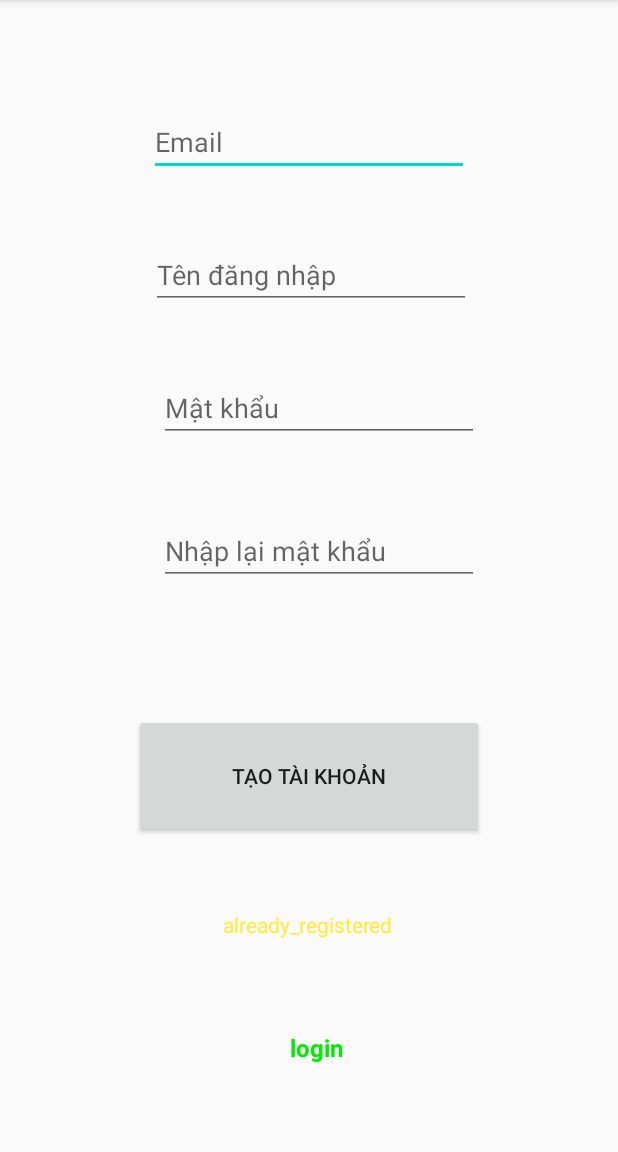
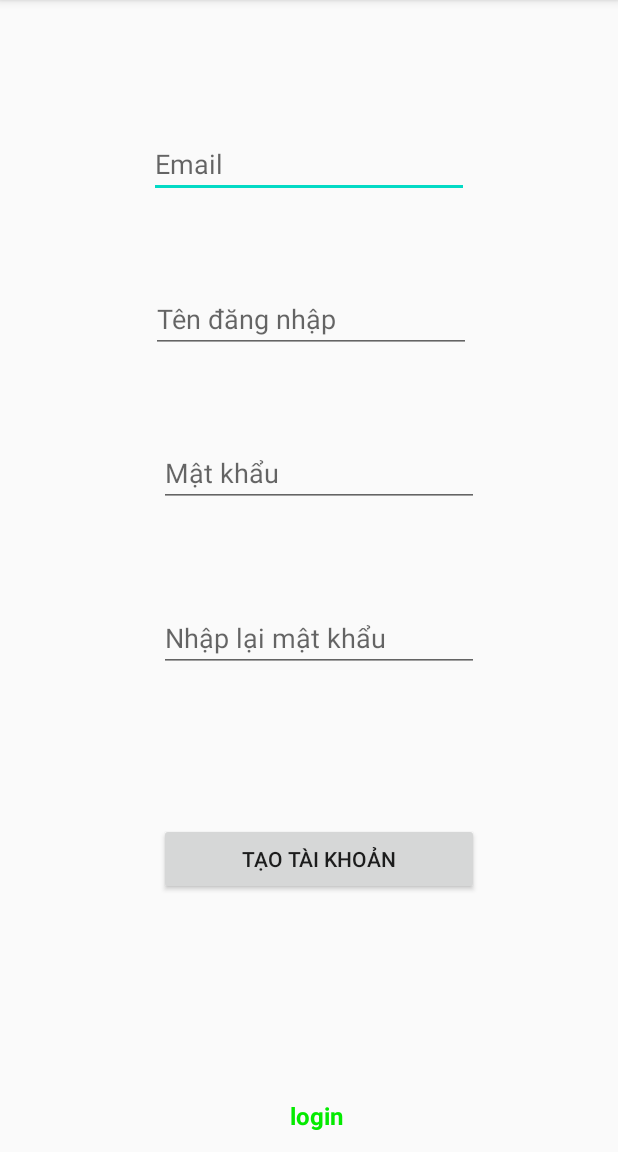
Before and after one commit to npcv1999/Do-An-Co-So, an Android app: the CreateNewUser screen opened directly, with no data from a screen before it, on a phone screen of 412 x 824 dp, the part 84-1236 px from its top. Run offline under Robolectric (Android 15) with nearby library versions, the phone set to English and light mode, and no system bars.

Commit message:
Chinh lai giao dien may ao

```diff
--- a/CongTimViecIt/app/src/main/res/layout/activity_create_new_user.xml
+++ b/CongTimViecIt/app/src/main/res/layout/activity_create_new_user.xml
@@ -6,19 +6,19 @@
     android:layout_height="match_parent"
     tools:context=".CreateNewUser">
 
+    <!--android:text="@string/email"-->
+
+
     <Button
         android:id="@+id/button"
-        android:layout_width="233dp"
-        android:layout_height="0dp"
-        android:layout_marginBottom="209dp"
+        android:layout_width="0dp"
+        android:layout_height="wrap_content"
+        android:layout_marginBottom="136dp"
         android:text="@string/t_o_t_i_kho_n"
-        app:layout_constraintBottom_toBottomOf="parent"
-        app:layout_constraintEnd_toEndOf="parent"
-        app:layout_constraintStart_toStartOf="parent"
-        app:layout_constraintTop_toBottomOf="@+id/repasstxt" />
-
-    <!--android:text="@string/email"-->
-
+        app:layout_constraintBottom_toTopOf="@+id/textview_login"
+        app:layout_constraintEnd_toEndOf="@+id/repasstxt"
+        app:layout_constraintHorizontal_bias="0.0"
+        app:layout_constraintStart_toStartOf="@+id/repasstxt" />
 
     <EditText
         android:id="@+id/Emaitxt"
@@ -77,18 +77,6 @@
         app:layout_constraintTop_toBottomOf="@+id/passtxt" />
 
     <TextView
-        android:id="@+id/textView4"
-        android:layout_width="wrap_content"
-        android:layout_height="35dp"
-        android:layout_marginTop="48dp"
-        android:text="already_registered"
-        android:textColor="#FFEB3B"
-        app:layout_constraintEnd_toEndOf="parent"
-        app:layout_constraintHorizontal_bias="0.498"
-        app:layout_constraintStart_toStartOf="parent"
-        app:layout_constraintTop_toBottomOf="@+id/button" />
-
-    <TextView
         android:id="@+id/textview_login"
         android:layout_width="wrap_content"
         android:layout_height="35dp"
@@ -100,7 +88,6 @@
         app:layout_constraintBottom_toBottomOf="parent"
         app:layout_constraintEnd_toEndOf="parent"
         app:layout_constraintHorizontal_bias="0.5"
-        app:layout_constraintStart_toStartOf="parent"
-        app:layout_constraintTop_toBottomOf="@+id/textView4" />
+        app:layout_constraintStart_toStartOf="parent" />
 
 </androidx.constraintlayout.widget.ConstraintLayout>
```
